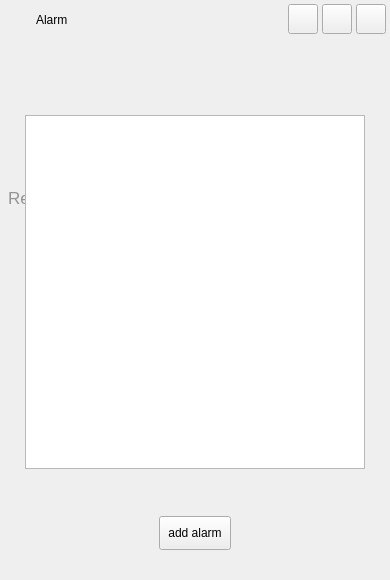
Before: the Qt Designer form src/plugins/ukui-clock/clock.ui in ukui/ukui-sidebar, drawn with Qt 5.
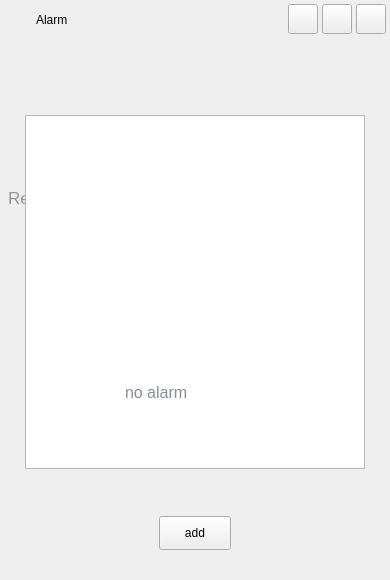
After: the same form once the commit is applied. The open tabs and pages were chosen to show the change. Icons and pictures are not drawn. Custom widgets are drawn as their Qt base class.

Commit message: [alarm clock] fix ground glass display bug

Patch:
```diff
--- a/src/plugins/ukui-clock/clock.ui
+++ b/src/plugins/ukui-clock/clock.ui
@@ -306,7 +306,7 @@
       <string notr="true"/>
      </property>
      <property name="text">
-      <string>add alarm</string>
+      <string>add</string>
      </property>
     </widget>
     <widget class="QLabel" name="label_7">
@@ -354,6 +354,36 @@
       <string/>
      </property>
     </widget>
+    <widget class="QLabel" name="noAlarmIcon">
+     <property name="geometry">
+      <rect>
+       <x>115</x>
+       <y>76</y>
+       <width>149</width>
+       <height>170</height>
+      </rect>
+     </property>
+     <property name="text">
+      <string/>
+     </property>
+    </widget>
+    <widget class="QLabel" name="noAlarm">
+     <property name="geometry">
+      <rect>
+       <x>125</x>
+       <y>262</y>
+       <width>140</width>
+       <height>31</height>
+      </rect>
+     </property>
+     <property name="styleSheet">
+      <string notr="true">color: rgba(49, 66, 89, 0.6);
+font-size:16px;</string>
+     </property>
+     <property name="text">
+      <string>no alarm</string>
+     </property>
+    </widget>
    </widget>
    <widget class="QWidget" name="page_3">
     <widget class="QPushButton" name="pushButton_Start">
```
Left out of the diff: 2 changed lines with no effect on the pictures. The commit also changes 15 other files.
